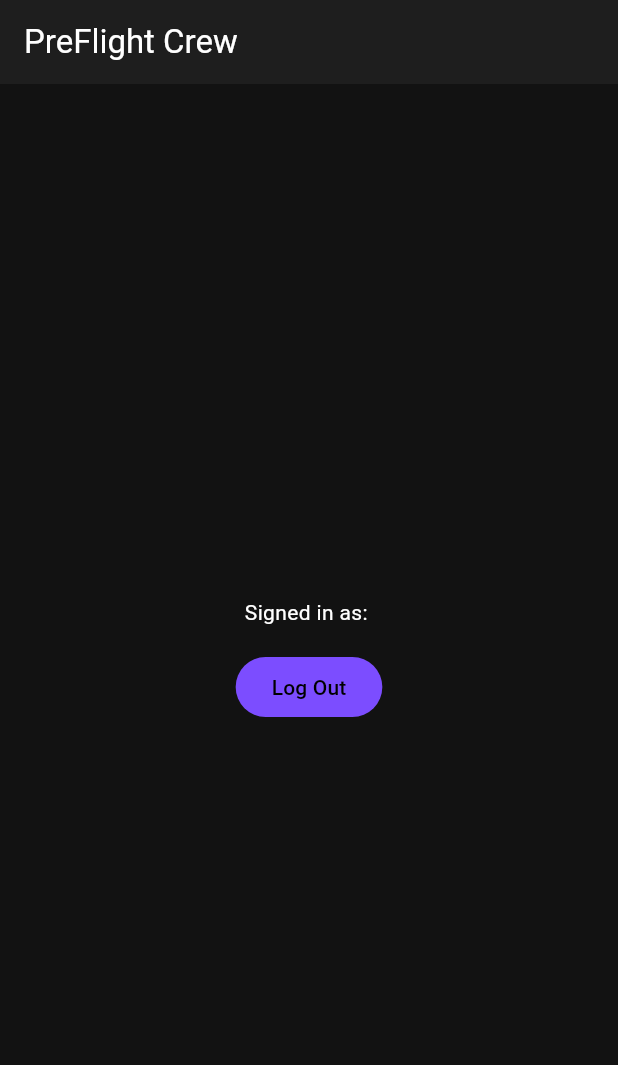
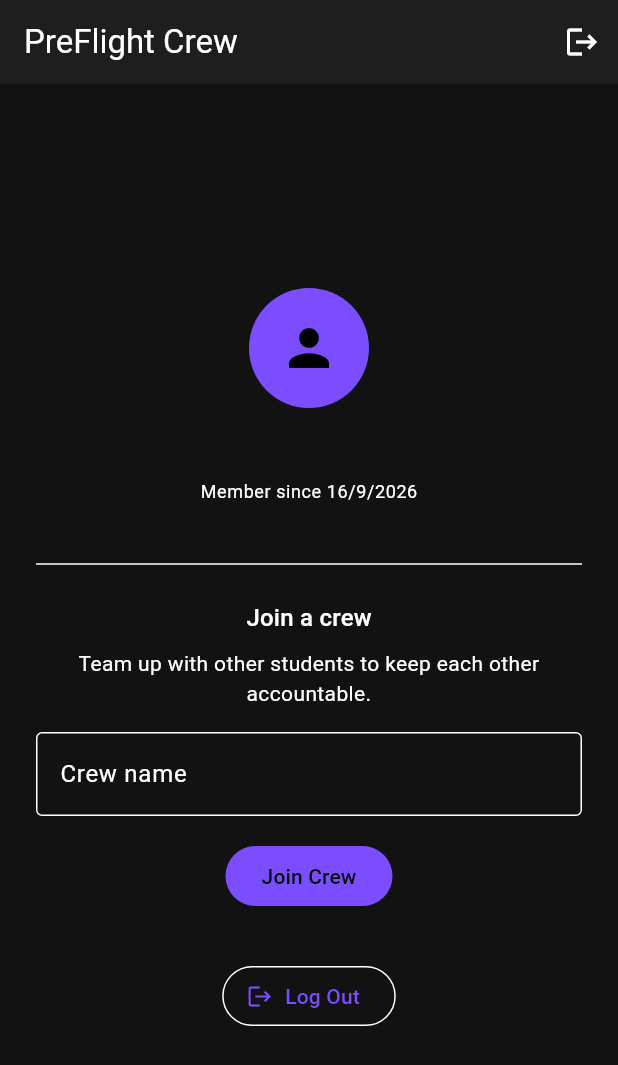
Before and after one commit to standard-archive/preflight-crew-auth, a Flutter app: the screen it shows once a user with an empty profile is signed in, on a phone screen of 412 x 824 dp. Shown: the top 1065 px of the screen. Run offline on Flutter 3.47's test engine with Material 3 defaults, Android fonts, the phone set to English and light mode, and no system bars; our stand-ins replace firebase_auth, firebase_core; accounts and stored records are empty.

Commit message:
Day 14: build profile screen with crew-join placeholder and logout

```diff
--- a/lib/src/screens/home_screen.dart
+++ b/lib/src/screens/home_screen.dart
@@ -1,25 +1,144 @@
 import "package:flutter/material.dart";
 import "package:firebase_auth/firebase_auth.dart";
 
-class HomeScreen extends StatelessWidget {
+class HomeScreen extends StatefulWidget {
   const HomeScreen({super.key});
+
+  @override
+  State<HomeScreen> createState() => _HomeScreenState();
+}
+
+class _HomeScreenState extends State<HomeScreen> {
+  final _crewController = TextEditingController();
+  String? _joinedCrew;
+  bool _isJoining = false;
+
+  @override
+  void dispose() {
+    _crewController.dispose();
+    super.dispose();
+  }
+
+  void _joinCrew() {
+    if (_crewController.text.trim().isEmpty) return;
+    setState(() {
+      _isJoining = true;
+    });
+    // Placeholder: actual crew-sync logic (Firestore, shared stats) is
+    // out of scope for this Auth-focused elective. This demonstrates
+    // the intended real-world hook without building the full feature.
+    Future.delayed(const Duration(milliseconds: 600), () {
+      if (!mounted) return;
+      setState(() {
+        _joinedCrew = _crewController.text.trim();
+        _isJoining = false;
+      });
+      ScaffoldMessenger.of(context).showSnackBar(
+        SnackBar(content: Text("Joined crew '$_joinedCrew'!")),
+      );
+    });
+  }
 
   @override
   Widget build(BuildContext context) {
     final user = FirebaseAuth.instance.currentUser;
+    final joinDate = user?.metadata.creationTime;
+
     return Scaffold(
-      appBar: AppBar(title: const Text("PreFlight Crew")),
+      appBar: AppBar(
+        title: const Text("PreFlight Crew"),
+        actions: [
+          IconButton(
+            icon: const Icon(Icons.logout),
+            tooltip: "Log out",
+            onPressed: () => FirebaseAuth.instance.signOut(),
+          ),
+        ],
+      ),
       body: Center(
-        child: Column(
-          mainAxisAlignment: MainAxisAlignment.center,
-          children: [
-            Text("Signed in as: ${user?.email ?? "unknown"}"),
-            const SizedBox(height: 16),
-            FilledButton(
-              onPressed: () => FirebaseAuth.instance.signOut(),
-              child: const Text("Log Out"),
+        child: SingleChildScrollView(
+          padding: const EdgeInsets.all(24.0),
+          child: ConstrainedBox(
+            constraints: const BoxConstraints(maxWidth: 400),
+            child: Column(
+              mainAxisSize: MainAxisSize.min,
+              children: [
+                CircleAvatar(
+                  radius: 40,
+                  backgroundColor: Theme.of(context).colorScheme.primary,
+                  child: const Icon(Icons.person, size: 40),
+                ),
+                const SizedBox(height: 16),
+                Text(
+                  user?.email ?? "Unknown",
+                  style: Theme.of(context).textTheme.titleLarge,
+                  textAlign: TextAlign.center,
+                ),
+                if (joinDate != null) ...[
+                  const SizedBox(height: 4),
+                  Text(
+                    "Member since ${joinDate.day}/${joinDate.month}/${joinDate.year}",
+                    style: Theme.of(context).textTheme.bodySmall,
+                  ),
+                ],
+                const SizedBox(height: 32),
+                const Divider(),
+                const SizedBox(height: 16),
+                if (_joinedCrew != null) ...[
+                  Icon(Icons.groups,
+                      size: 48,
+                      color: Theme.of(context).colorScheme.primary),
+                  const SizedBox(height: 12),
+                  Text(
+                    "You're in crew: $_joinedCrew",
+                    style: Theme.of(context).textTheme.titleMedium,
+                    textAlign: TextAlign.center,
+                  ),
+                  const SizedBox(height: 8),
+                  Text(
+                    "Crew accountability features (shared streaks, nudges) are coming soon.",
+                    style: Theme.of(context).textTheme.bodySmall,
+                    textAlign: TextAlign.center,
+                  ),
+                ] else ...[
+                  Text(
+                    "Join a crew",
+                    style: Theme.of(context).textTheme.titleMedium,
+                  ),
+                  const SizedBox(height: 8),
+                  const Text(
+                    "Team up with other students to keep each other accountable.",
+                    textAlign: TextAlign.center,
+                  ),
+                  const SizedBox(height: 16),
+                  TextField(
+                    controller: _crewController,
+                    decoration: const InputDecoration(
+                      labelText: "Crew name",
+                      border: OutlineInputBorder(),
+                    ),
+                  ),
+                  const SizedBox(height: 16),
+                  FilledButton(
+                    onPressed: _isJoining ? null : _joinCrew,
+                    child: _isJoining
+                        ? const SizedBox(
+                            height: 20,
+                            width: 20,
+                            child: CircularProgressIndicator(strokeWidth: 2),
+                          )
+                        : const Text("Join Crew"),
+                  ),
+                ],
+                const SizedBox(height: 32),
+                OutlinedButton.icon(
+                  onPressed: () => FirebaseAuth.instance.signOut(),
+                  icon: const Icon(Icons.logout),
+                  label: const Text("Log Out"),
+                ),
+              ],
             ),
-          ],
+          ),
         ),
       ),
     );
```
